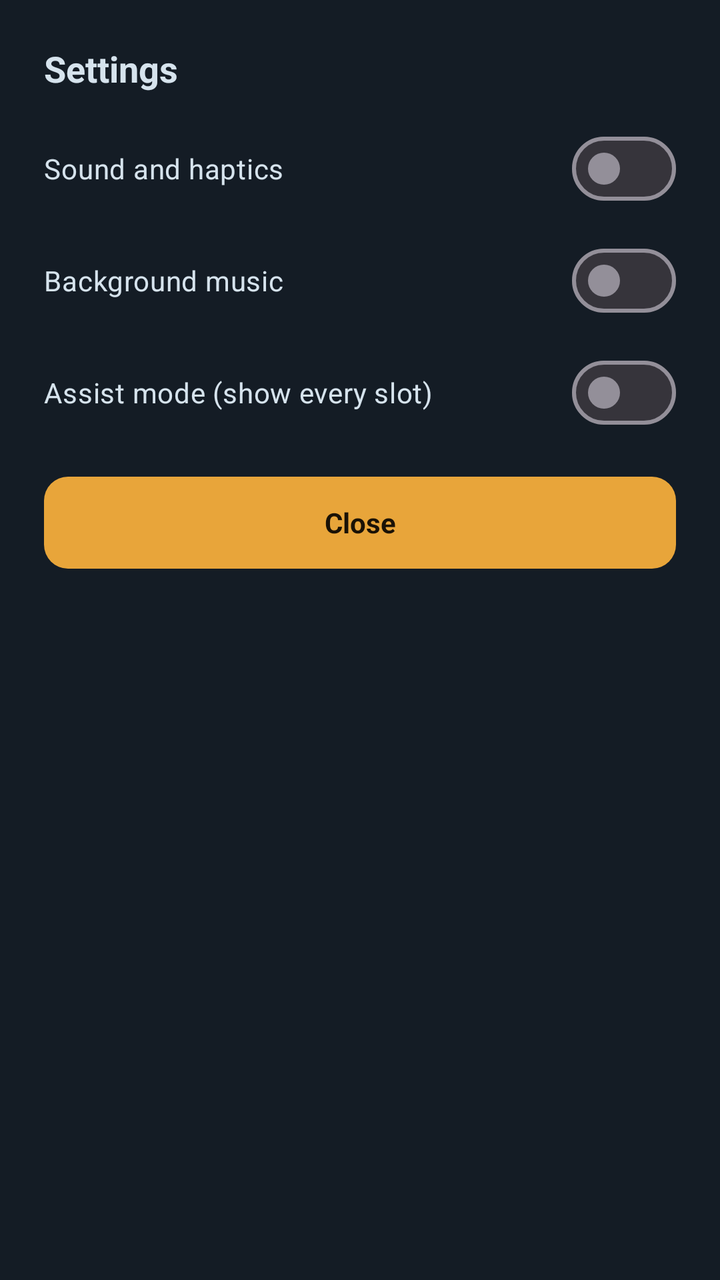
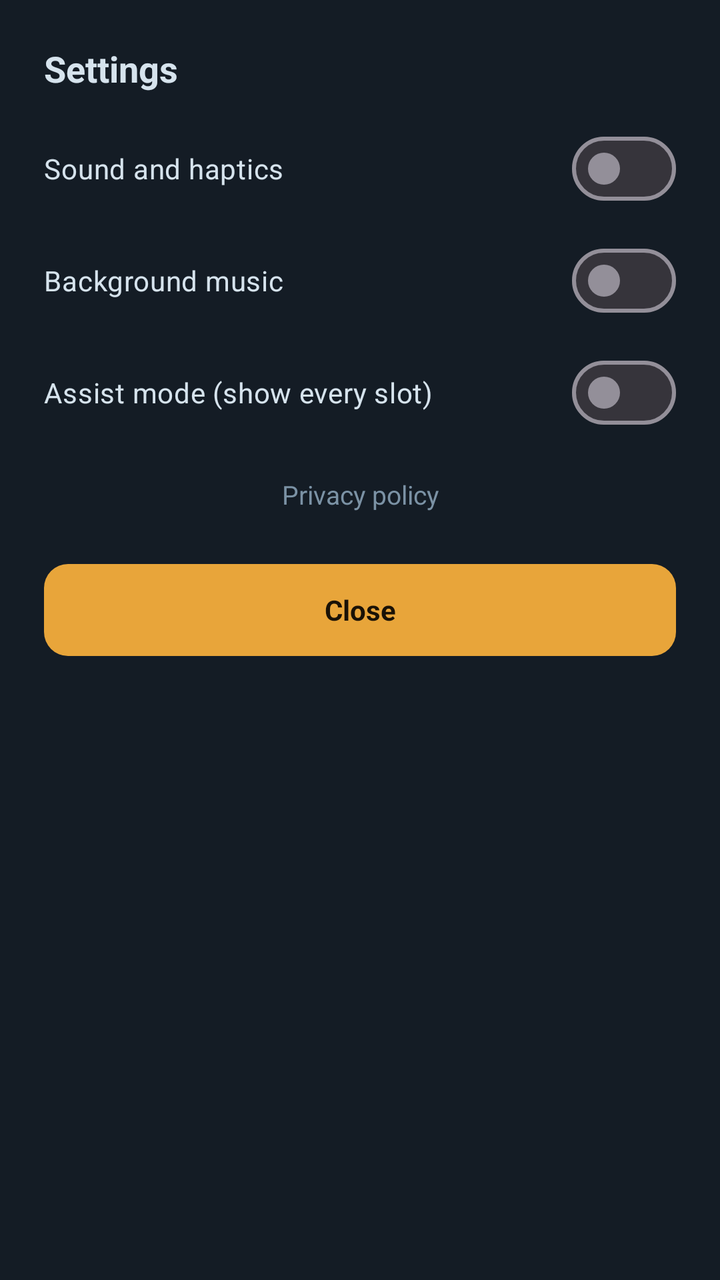

Screens rendered from an Android XML layout before and after an edit, with the pre-edit source and the edit as a unified diff.
<!-- AndroidManifest.xml: application theme Theme.Warforge -->
<!-- res/layout/dialog_settings.xml -->
<?xml version="1.0" encoding="utf-8"?>
<LinearLayout xmlns:android="http://schemas.android.com/apk/res/android"
    android:layout_width="match_parent"
    android:layout_height="wrap_content"
    android:orientation="vertical"
    android:background="@color/bg_panel"
    android:padding="22dp">

    <TextView
        android:layout_width="wrap_content"
        android:layout_height="wrap_content"
        android:text="@string/settings"
        android:textColor="@color/ink"
        android:textSize="18sp"
        android:textStyle="bold" />

    <com.google.android.material.materialswitch.MaterialSwitch
        android:id="@+id/soundSwitch"
        android:layout_width="match_parent"
        android:layout_height="wrap_content"
        android:layout_marginTop="14dp"
        android:text="@string/sound"
        android:textColor="@color/ink" />

    <com.google.android.material.materialswitch.MaterialSwitch
        android:id="@+id/musicSwitch"
        android:layout_width="match_parent"
        android:layout_height="wrap_content"
        android:layout_marginTop="8dp"
        android:text="@string/music"
        android:textColor="@color/ink" />

    <com.google.android.material.materialswitch.MaterialSwitch
        android:id="@+id/assistSwitch"
        android:layout_width="match_parent"
        android:layout_height="wrap_content"
        android:layout_marginTop="8dp"
        android:text="@string/assist"
        android:textColor="@color/ink" />

    <TextView
        android:id="@+id/closeBtn"
        android:layout_width="match_parent"
        android:layout_height="46dp"
        android:layout_marginTop="18dp"
        android:background="@drawable/bg_primary_button"
        android:gravity="center"
        android:text="@string/close"
        android:textColor="#1A1206"
        android:textStyle="bold" />
</LinearLayout>
<!-- resources referenced by this layout -->
<resources>
  <color name="bg_panel">#141C25</color>
  <color name="ink">#D6E3ED</color>
  <!-- drawable bg_primary_button (drawable) -->
  <?xml version="1.0" encoding="utf-8"?>
  <shape xmlns:android="http://schemas.android.com/apk/res/android" android:shape="rectangle">
      <solid android:color="@color/accent" />
      <corners android:radius="12dp" />
  </shape>
  <string name="assist">Assist mode (show every slot)</string>
  <string name="close">Close</string>
  <string name="music">Background music</string>
  <string name="settings">Settings</string>
  <string name="sound">Sound and haptics</string>
  <style name="Theme.Warforge" parent="Theme.Material3.Dark.NoActionBar">
          <item name="android:statusBarColor">@color/bg</item>
          <item name="android:navigationBarColor">@color/bg_panel</item>
          <item name="android:windowBackground">@color/bg</item>
          <item name="colorPrimary">@color/accent</item>
          <item name="colorOnPrimary">#1A1206</item>
          <item name="colorSurface">@color/bg_panel</item>
      </style>
  <color name="accent">#E8A53A</color>
  <color name="bg">#0B1118</color>
</resources>

<!-- the commit's change to res/layout/dialog_settings.xml (unified diff, before → after) -->
@@ -38,6 +38,32 @@
         android:text="@string/assist"
         android:textColor="@color/ink" />
 
+    
+    <TextView
+        android:id="@+id/privacyOptions"
+        android:layout_width="match_parent"
+        android:layout_height="wrap_content"
+        android:layout_marginTop="16dp"
+        android:background="@drawable/bg_ghost_button"
+        android:gravity="center"
+        android:paddingTop="12dp"
+        android:paddingBottom="12dp"
+        android:text="@string/privacy_options"
+        android:textColor="@color/ink"
+        android:visibility="gone" />
+
+    <TextView
+        android:id="@+id/privacyPolicy"
+        android:layout_width="match_parent"
+        android:layout_height="wrap_content"
+        android:layout_marginTop="10dp"
+        android:gravity="center"
+        android:paddingTop="8dp"
+        android:paddingBottom="8dp"
+        android:text="@string/privacy_policy"
+        android:textColor="@color/ink_dim"
+        android:textSize="13sp" />
+
     <TextView
         android:id="@+id/closeBtn"
         android:layout_width="match_parent"
<!-- resource entries referenced after the edit -->
@@ -2,6 +2,14 @@
 <resources>
   <color name="bg_panel">#141C25</color>
   <color name="ink">#D6E3ED</color>
+  <color name="ink_dim">#7B92A5</color>
+  <!-- drawable bg_ghost_button (drawable) -->
+  <?xml version="1.0" encoding="utf-8"?>
+  <shape xmlns:android="http://schemas.android.com/apk/res/android" android:shape="rectangle">
+      <solid android:color="#1B2733" />
+      <corners android:radius="12dp" />
+      <stroke android:width="1dp" android:color="@color/stroke" />
+  </shape>
   <!-- drawable bg_primary_button (drawable) -->
   <?xml version="1.0" encoding="utf-8"?>
   <shape xmlns:android="http://schemas.android.com/apk/res/android" android:shape="rectangle">
@@ -11,6 +19,8 @@
   <string name="assist">Assist mode (show every slot)</string>
   <string name="close">Close</string>
   <string name="music">Background music</string>
+  <string name="privacy_options">Privacy options</string>
+  <string name="privacy_policy">Privacy policy</string>
   <string name="settings">Settings</string>
   <string name="sound">Sound and haptics</string>
   <style name="Theme.Warforge" parent="Theme.Material3.Dark.NoActionBar">
@@ -21,6 +31,7 @@
           <item name="colorOnPrimary">#1A1206</item>
           <item name="colorSurface">@color/bg_panel</item>
       </style>
+  <color name="stroke">#24323F</color>
   <color name="accent">#E8A53A</color>
   <color name="bg">#0B1118</color>
 </resources>
